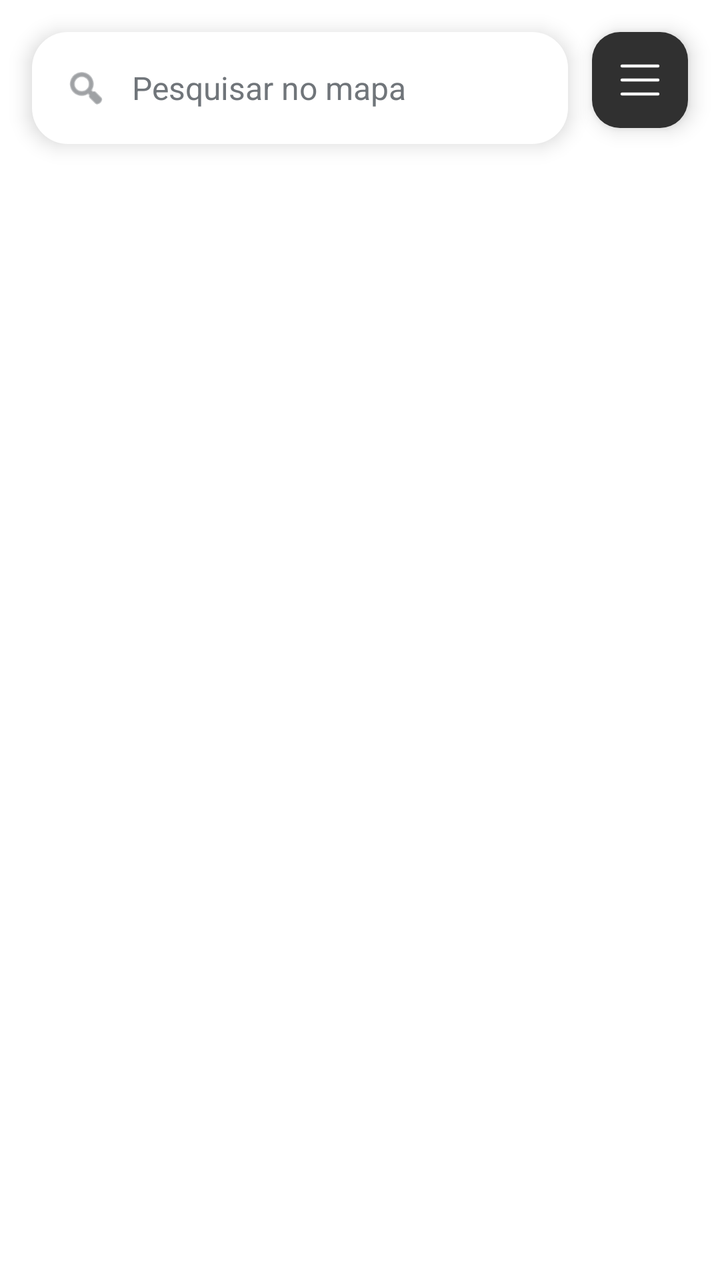
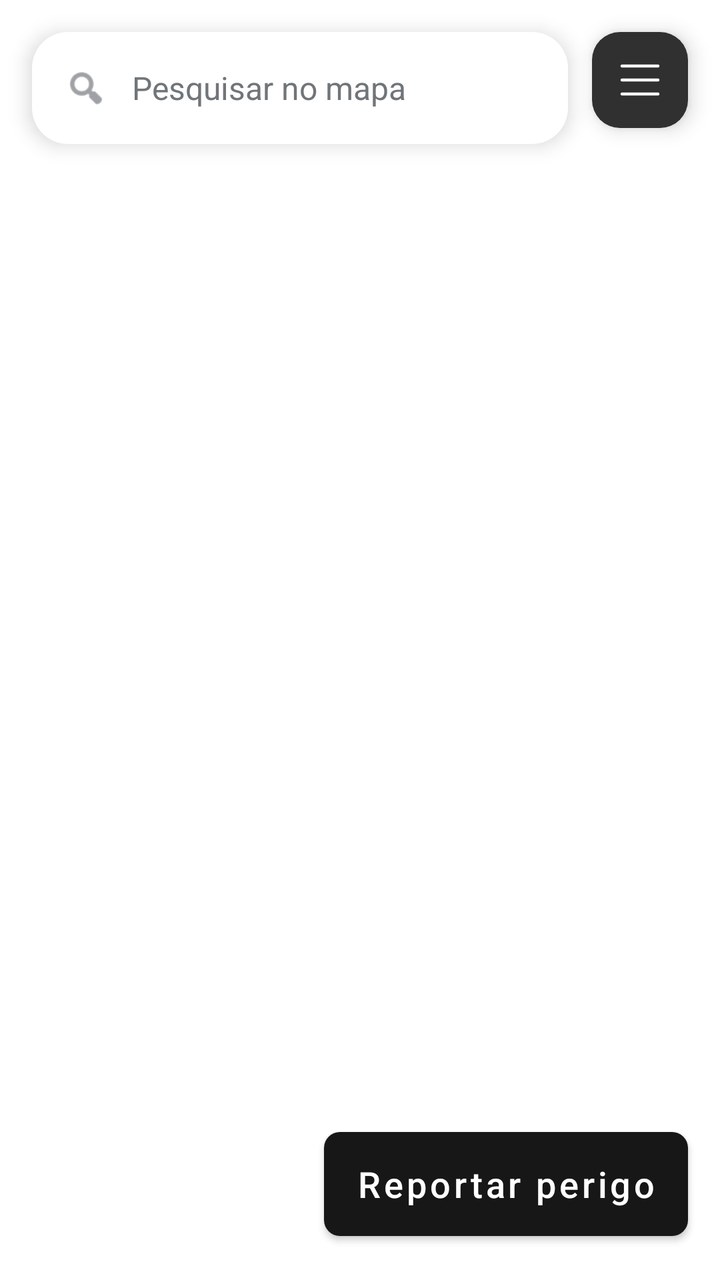

Two renders of the same Android screen: before a commit and after it. Below are the layout's source before the change and the commit's diff.
<!-- AndroidManifest.xml: activity theme Theme.MaterialComponents.Light.NoActionBar -->
<!-- res/layout/activity_map.xml -->
<?xml version="1.0" encoding="utf-8"?>
<FrameLayout xmlns:android="http://schemas.android.com/apk/res/android"
        xmlns:app="http://schemas.android.com/apk/res-auto"
        android:layout_width="match_parent"
        android:layout_height="match_parent">

    <FrameLayout
            android:id="@+id/map_container"
            android:layout_width="match_parent"
            android:layout_height="match_parent" />

    <LinearLayout
            android:id="@+id/map_search_bar"
            android:layout_width="match_parent"
            android:layout_height="56dp"
            android:layout_gravity="top|start"
            android:layout_marginStart="16dp"
            android:layout_marginTop="16dp"
            android:layout_marginEnd="76dp"
            android:background="@drawable/bg_map_search"
            android:elevation="6dp"
            android:gravity="center_vertical"
            android:orientation="horizontal"
            android:paddingStart="16dp"
            android:paddingEnd="12dp">

        <ImageView
                android:layout_width="22dp"
                android:layout_height="22dp"
                android:contentDescription="@string/search_description"
                android:src="@android:drawable/ic_menu_search"
                app:tint="#5F6368" />

        <EditText
                android:id="@+id/map_search_input"
                android:layout_width="0dp"
                android:layout_height="match_parent"
                android:layout_weight="1"
                android:background="@android:color/transparent"
                android:hint="@string/search_map"
                android:imeOptions="actionSearch"
                android:inputType="textCapSentences"
                android:paddingStart="12dp"
                android:paddingEnd="12dp"
                android:importantForAutofill="no"
                android:singleLine="true"
                android:textColor="#202124"
                android:textColorHint="#70757A"
                android:textSize="16sp" />
    </LinearLayout>

    <ListView
            android:id="@+id/search_suggestions"
            android:layout_width="match_parent"
            android:layout_height="240dp"
            android:layout_gravity="top|start"
            android:layout_marginStart="16dp"
            android:layout_marginTop="80dp"
            android:layout_marginEnd="76dp"
            android:background="@drawable/bg_map_search"
            android:divider="#E8EAED"
            android:dividerHeight="1dp"
            android:elevation="5dp"
            android:visibility="gone" />

    <LinearLayout
            android:id="@+id/route_panel"
            android:layout_width="match_parent"
            android:layout_height="wrap_content"
            android:layout_gravity="bottom"
            android:layout_marginStart="16dp"
            android:layout_marginEnd="16dp"
            android:layout_marginBottom="16dp"
            android:background="@drawable/bg_route_panel"
            android:elevation="8dp"
            android:orientation="vertical"
            android:padding="18dp"
            android:visibility="gone">

        <TextView
                android:id="@+id/route_destination"
                android:layout_width="match_parent"
                android:layout_height="wrap_content"
                android:textColor="#202124"
                android:textSize="18sp"
                android:textStyle="bold" />

        <TextView
                android:id="@+id/route_summary"
                android:layout_width="match_parent"
                android:layout_height="wrap_content"
                android:layout_marginTop="5dp"
                android:textColor="#5F6368"
                android:textSize="14sp" />

        <TextView
                android:id="@+id/route_guidance"
                android:layout_width="match_parent"
                android:layout_height="wrap_content"
                android:layout_marginTop="10dp"
                android:textColor="#202124"
                android:textSize="15sp" />

        <com.google.android.material.button.MaterialButton
                android:id="@+id/btn_start_trip"
                android:layout_width="match_parent"
                android:layout_height="52dp"
                android:layout_marginTop="12dp"
                android:text="@string/start_trip"
                android:textAllCaps="false"
                app:backgroundTint="#1A73E8"
                app:cornerRadius="14dp" />

        <com.google.android.material.button.MaterialButton
                android:id="@+id/btn_end_trip"
                style="@style/Widget.MaterialComponents.Button.OutlinedButton"
                android:layout_width="match_parent"
                android:layout_height="48dp"
                android:layout_marginTop="8dp"
                android:text="@string/end_trip"
                android:textAllCaps="false"
                android:textColor="#1A73E8"
                android:visibility="gone"
                app:cornerRadius="14dp"
                app:strokeColor="#DADCE0" />
    </LinearLayout>

    <ImageButton
            android:id="@+id/btn_map_menu"
            android:layout_width="48dp"
            android:layout_height="48dp"
            android:layout_gravity="top|end"
            android:layout_margin="16dp"
            android:background="@drawable/bg_map_menu"
            android:contentDescription="@string/map_menu_description"
            android:elevation="6dp"
            android:padding="12dp"
            android:src="@drawable/ic_map_menu" />

</FrameLayout>
<!-- resources referenced by this layout -->
<resources>
  <!-- drawable bg_map_menu (drawable) -->
  <?xml version="1.0" encoding="utf-8"?>
  <ripple xmlns:android="http://schemas.android.com/apk/res/android"
          android:color="#40FFFFFF">
      <item>
          <shape android:shape="rectangle">
              <solid android:color="#303030" />
              <corners android:radius="14dp" />
          </shape>
      </item>
  </ripple>
  <!-- drawable bg_map_search (drawable) -->
  <?xml version="1.0" encoding="utf-8"?>
  <shape xmlns:android="http://schemas.android.com/apk/res/android"
          android:shape="rectangle">
      <solid android:color="#FFFFFF" />
      <corners android:radius="18dp" />
  </shape>
  <!-- drawable bg_route_panel (drawable) -->
  <?xml version="1.0" encoding="utf-8"?>
  <shape xmlns:android="http://schemas.android.com/apk/res/android" android:shape="rectangle">
      <solid android:color="#FFFFFF" />
  </shape>
  <!-- drawable ic_map_menu (drawable) -->
  <?xml version="1.0" encoding="utf-8"?>
  <vector xmlns:android="http://schemas.android.com/apk/res/android"
          android:width="24dp"
          android:height="24dp"
          android:viewportWidth="24"
          android:viewportHeight="24">
      <path
              android:pathData="M3,5 L21,5 M3,12 L21,12 M3,19 L21,19"
              android:strokeColor="#FFFFFF"
              android:strokeWidth="1.5"
              android:strokeLineCap="round" />
  </vector>
  <string name="end_trip">Terminar viagem</string>
  <string name="map_menu_description">Abrir menu do mapa</string>
  <string name="search_description">Pesquisar</string>
  <string name="search_map">Pesquisar no mapa</string>
  <string name="start_trip">Iniciar viagem</string>
</resources>

<!-- the commit's change to res/layout/activity_map.xml (unified diff, before → after) -->
@@ -125,6 +125,20 @@
                 app:strokeColor="#DADCE0" />
     </LinearLayout>
 
+    <com.google.android.material.button.MaterialButton
+            android:id="@+id/btn_report_alert"
+            android:layout_width="wrap_content"
+            android:layout_height="64dp"
+            android:layout_gravity="bottom|end"
+            android:layout_margin="16dp"
+            android:minWidth="160dp"
+            android:text="@string/alert_create"
+            android:textSize="18sp"
+            android:textAllCaps="false"
+            android:elevation="8dp"
+            app:backgroundTint="#171717"
+            app:cornerRadius="8dp" />
+
     <ImageButton
             android:id="@+id/btn_map_menu"
             android:layout_width="48dp"
<!-- resource entries referenced after the edit -->
@@ -36,6 +36,7 @@
               android:strokeWidth="1.5"
               android:strokeLineCap="round" />
   </vector>
+  <string name="alert_create">Reportar perigo</string>
   <string name="end_trip">Terminar viagem</string>
   <string name="map_menu_description">Abrir menu do mapa</string>
   <string name="search_description">Pesquisar</string>
